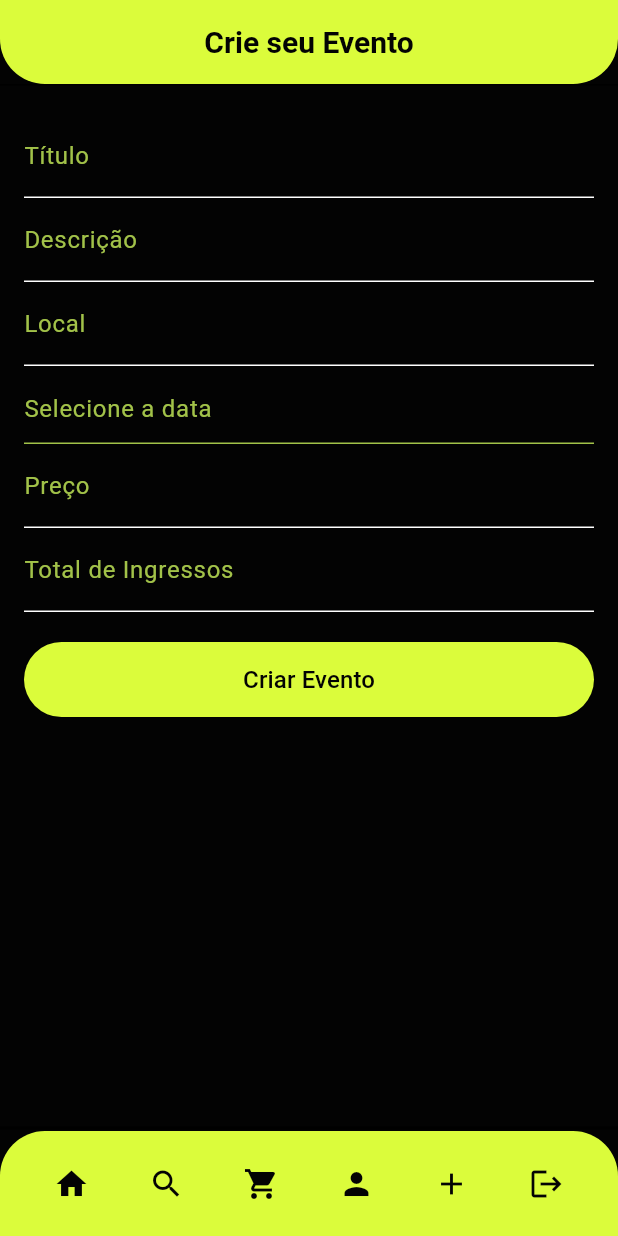
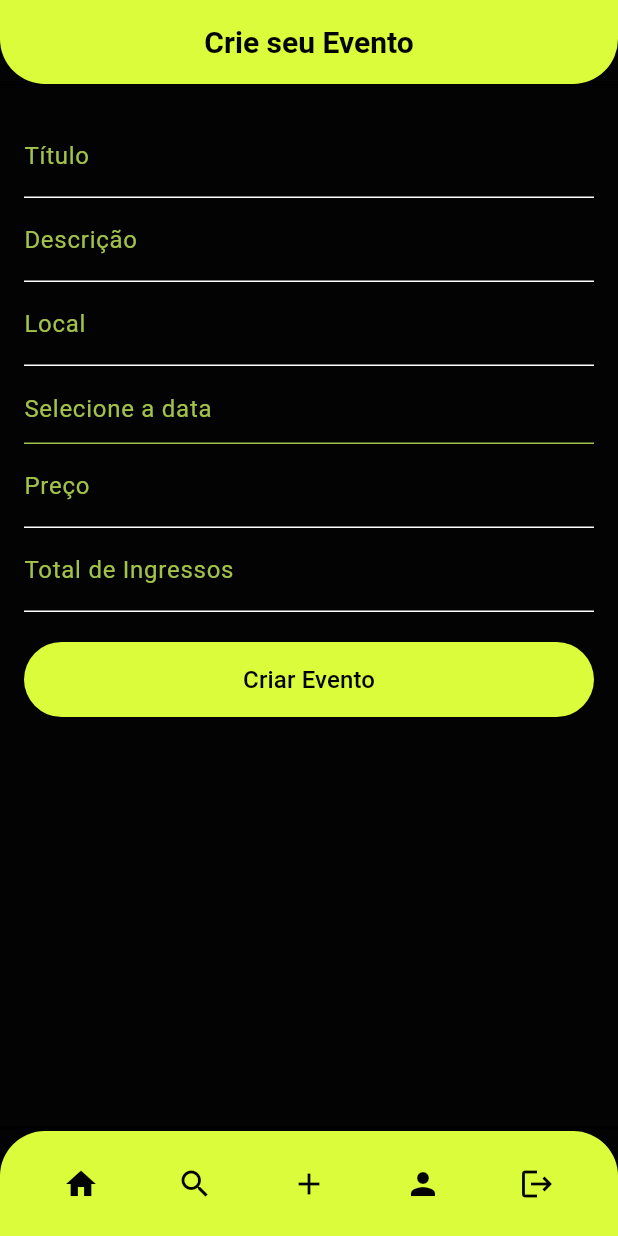
Before and after one commit to tiagojordao/Tickets4Devs, a Flutter app: the CreateEventPage screen opened by its route, item 2 of the bottom bar chosen, after a tap on the "add" icon, on a phone screen of 412 x 824 dp. Run offline on Flutter 3.47's test engine with Material 3 defaults, Android fonts, the phone set to English and light mode, and no system bars; our stand-ins replace go_router.

Commit message:
Rotas BottomNavBar

```diff
--- a/lib/widgets/BottomNavBar.dart
+++ b/lib/widgets/BottomNavBar.dart
@@ -32,26 +32,20 @@ class BottomNavBar extends StatelessWidget {
                 onPressed: () => context.go('/search'),
               ),
               IconButton(
-                icon: Icon(Icons.shopping_cart),
+                icon: Icon(Icons.add),
                 color: Theme.of(context).scaffoldBackgroundColor,
-                onPressed: () => context.go(
-                    '/'), /*Temos que alterar para a tela de carteira quando houver*/
+                onPressed: () => context.go('/create_event'),
               ),
               IconButton(
                 icon: Icon(Icons.person),
                 color: Theme.of(context).scaffoldBackgroundColor,
                 onPressed: () => context.go(
-                    '/'), /*Temos que alterar para a tela de perfil quando houver*/
-              ),
-              IconButton(
-                icon: Icon(Icons.add),
-                color: Theme.of(context).scaffoldBackgroundColor,
-                onPressed: () => context.go('/create_event'),
+                    '/profile'),
               ),
               IconButton(
                 icon: Icon(Icons.logout),
                 color: Theme.of(context).scaffoldBackgroundColor,
-                onPressed: () => context.go('/login'),
+                onPressed: () => context.go('/signup'),
               ),
             ],
           ),
```
